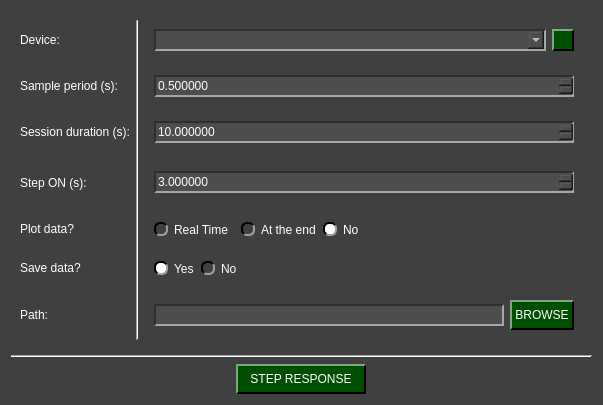
The window that pydaq/uis/PyDAQ_step_response_Arduino_widget.ui (samirmartins/pydaq) describes before a commit, drawn with Qt 5.
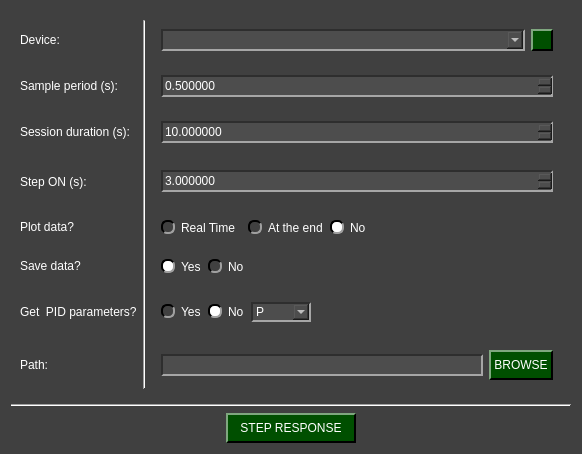
The same window after the commit. Icons and pictures are not drawn.

Patch:
```diff
--- a/pydaq/uis/PyDAQ_step_response_Arduino_widget.ui
+++ b/pydaq/uis/PyDAQ_step_response_Arduino_widget.ui
@@ -6,8 +6,8 @@
    <rect>
     <x>0</x>
     <y>0</y>
-    <width>603</width>
-    <height>405</height>
+    <width>582</width>
+    <height>454</height>
    </rect>
   </property>
   <property name="windowTitle">
@@ -189,16 +189,40 @@
 
 QPushButton#reload_devices:pressed{
 	border: 2px solid rgb(255, 255, 255);
+}
+
+QComboBox:disabled {
+    background-color: rgb(50, 50, 50);
+    
+    border-top: 1.5px solid rgb(30, 30, 30);
+    border-left: 1.5px solid rgb(30, 30, 30);
+    
+    border-bottom: 1.5px solid rgb(100, 100, 100);
+    border-right: 1.5px solid rgb(100, 100, 100);
+    
+    color: rgb(150, 150, 150);
 }</string>
   </property>
   <layout class="QGridLayout" name="gridLayout_3">
    <item row="0" column="0">
     <widget class="QWidget" name="widget" native="true">
      <layout class="QGridLayout" name="gridLayout_2">
-      <item row="3" column="0">
-       <widget class="QLabel" name="label_14">
+      <item row="0" column="0">
+       <widget class="QLabel" name="label_2">
+        <property name="minimumSize">
+         <size>
+          <width>0</width>
+          <height>30</height>
+         </size>
+        </property>
+        <property name="maximumSize">
+         <size>
+          <width>16777215</width>
+          <height>30</height>
+         </size>
+        </property>
         <property name="text">
-         <string>Step ON (s):</string>
+         <string>Device:</string>
         </property>
        </widget>
       </item>
@@ -221,7 +245,70 @@
         </property>
        </widget>
       </item>
-      <item row="2" column="3">
+      <item row="0" column="2">
+       <widget class="QWidget" name="widget_3" native="true">
+        <layout class="QHBoxLayout" name="horizontalLayout_8">
+         <item>
+          <widget class="QComboBox" name="device_combo">
+           <property name="minimumSize">
+            <size>
+             <width>0</width>
+             <height>22</height>
+            </size>
+           </property>
+           <property name="maximumSize">
+            <size>
+             <width>16777215</width>
+             <height>22</height>
+            </size>
+           </property>
+          </widget>
+         </item>
+         <item>
+          <widget class="QPushButton" name="reload_devices">
+           <property name="minimumSize">
+            <size>
+             <width>22</width>
+             <height>22</height>
+            </size>
+           </property>
+           <property name="maximumSize">
+            <size>
+             <width>22</width>
+             <height>22</height>
+            </size>
+           </property>
+           <property name="toolTip">
+            <string>&lt;html&gt;&lt;head/&gt;&lt;body&gt;&lt;p&gt;Update COM ports&lt;/p&gt;&lt;/body&gt;&lt;/html&gt;</string>
+           </property>
+           <property name="text">
+            <string/>
+           </property>
+          </widget>
+         </item>
+        </layout>
+       </widget>
+      </item>
+      <item row="5" column="0">
+       <widget class="QLabel" name="label_11">
+        <property name="minimumSize">
+         <size>
+          <width>0</width>
+          <height>30</height>
+         </size>
+        </property>
+        <property name="maximumSize">
+         <size>
+          <width>16777215</width>
+          <height>30</height>
+         </size>
+        </property>
+        <property name="text">
+         <string>Save data?</string>
+        </property>
+       </widget>
+      </item>
+      <item row="2" column="2">
        <widget class="QWidget" name="widget_10" native="true">
         <layout class="QGridLayout" name="gridLayout_8">
          <item row="0" column="0">
@@ -258,82 +345,8 @@
         </layout>
        </widget>
       </item>
-      <item row="1" column="3">
-       <widget class="QWidget" name="widget_11" native="true">
-        <layout class="QGridLayout" name="gridLayout_9">
-         <item row="0" column="0">
-          <widget class="QDoubleSpinBox" name="Ts_in">
-           <property name="minimumSize">
-            <size>
-             <width>0</width>
-             <height>22</height>
-            </size>
-           </property>
-           <property name="maximumSize">
-            <size>
-             <width>16777215</width>
-             <height>22</height>
-            </size>
-           </property>
-           <property name="decimals">
-            <number>6</number>
-           </property>
-           <property name="maximum">
-            <double>999999999999.000000000000000</double>
-           </property>
-           <property name="singleStep">
-            <double>0.010000000000000</double>
-           </property>
-           <property name="stepType">
-            <enum>QAbstractSpinBox::StepType::AdaptiveDecimalStepType</enum>
-           </property>
-           <property name="value">
-            <double>0.500000000000000</double>
-           </property>
-          </widget>
-         </item>
-        </layout>
-       </widget>
-      </item>
-      <item row="3" column="3">
-       <widget class="QWidget" name="widget_15" native="true">
-        <layout class="QGridLayout" name="gridLayout_12">
-         <item row="0" column="0">
-          <widget class="QDoubleSpinBox" name="step_on_s_in">
-           <property name="minimumSize">
-            <size>
-             <width>0</width>
-             <height>22</height>
-            </size>
-           </property>
-           <property name="maximumSize">
-            <size>
-             <width>16777215</width>
-             <height>22</height>
-            </size>
-           </property>
-           <property name="decimals">
-            <number>6</number>
-           </property>
-           <property name="maximum">
-            <double>999999999999.000000000000000</double>
-           </property>
-           <property name="singleStep">
-            <double>0.010000000000000</double>
-           </property>
-           <property name="stepType">
-            <enum>QAbstractSpinBox::StepType::AdaptiveDecimalStepType</enum>
-           </property>
-           <property name="value">
-            <double>3.000000000000000</double>
-           </property>
-          </widget>
-         </item>
-        </layout>
-       </widget>
-      </item>
-      <item row="2" column="0">
-       <widget class="QLabel" name="label_10">
+      <item row="1" column="0">
+       <widget class="QLabel" name="label_15">
         <property name="minimumSize">
          <size>
           <width>0</width>
@@ -347,78 +360,11 @@
          </size>
         </property>
         <property name="text">
-         <string>Session duration (s):</string>
+         <string>Sample period (s):</string>
         </property>
        </widget>
       </item>
-      <item row="5" column="3" alignment="Qt::AlignmentFlag::AlignLeft">
-       <widget class="QWidget" name="widget_12" native="true">
-        <layout class="QHBoxLayout" name="horizontalLayout_5">
-         <item>
-          <widget class="QRadioButton" name="yes_save_radio">
-           <property name="text">
-            <string>Yes</string>
-           </property>
-           <property name="checked">
-            <bool>true</bool>
-           </property>
-           <attribute name="buttonGroup">
-            <string notr="true">save_radio_group</string>
-           </attribute>
-          </widget>
-         </item>
-         <item>
-          <widget class="QRadioButton" name="no_save_radio">
-           <property name="text">
-            <string>No</string>
-           </property>
-           <attribute name="buttonGroup">
-            <string notr="true">save_radio_group</string>
-           </attribute>
-          </widget>
-         </item>
-        </layout>
-       </widget>
-      </item>
-      <item row="5" column="0">
-       <widget class="QLabel" name="label_11">
-        <property name="minimumSize">
-         <size>
-          <width>0</width>
-          <height>30</height>
-         </size>
-        </property>
-        <property name="maximumSize">
-         <size>
-          <width>16777215</width>
-          <height>30</height>
-         </size>
-        </property>
-        <property name="text">
-         <string>Save data?</string>
-        </property>
-       </widget>
-      </item>
-      <item row="6" column="0" alignment="Qt::AlignmentFlag::AlignVCenter">
-       <widget class="QLabel" name="label_12">
-        <property name="minimumSize">
-         <size>
-          <width>0</width>
-          <height>30</height>
-         </size>
-        </property>
-        <property name="maximumSize">
-         <size>
-          <width>16777215</width>
-          <height>30</height>
-         </size>
-        </property>
-        <property name="text">
-         <string>Path:</string>
-        </property>
-       </widget>
-      </item>
-      <item row="4" column="3" alignment="Qt::AlignmentFlag::AlignLeft">
+      <item row="4" column="2" alignment="Qt::AlignmentFlag::AlignLeft">
        <widget class="QWidget" name="widget_13" native="true">
         <layout class="QHBoxLayout" name="horizontalLayout_6">
          <item>
@@ -470,14 +416,7 @@
         </layout>
        </widget>
       </item>
-      <item row="0" column="2" rowspan="7">
-       <widget class="Line" name="line_2">
-        <property name="orientation">
-         <enum>Qt::Orientation::Vertical</enum>
-        </property>
-       </widget>
-      </item>
-      <item row="6" column="3">
+      <item row="7" column="2">
        <widget class="QWidget" name="widget_16" native="true">
         <layout class="QHBoxLayout" name="horizontalLayout_7">
          <item alignment="Qt::AlignmentFlag::AlignVCenter">
@@ -518,8 +457,81 @@
         </layout>
        </widget>
       </item>
-      <item row="0" column="0">
-       <widget class="QLabel" name="label_2">
+      <item row="5" column="2" alignment="Qt::AlignmentFlag::AlignLeft">
+       <widget class="QWidget" name="widget_12" native="true">
+        <layout class="QHBoxLayout" name="horizontalLayout_5">
+         <item>
+          <widget class="QRadioButton" name="yes_save_radio">
+           <property name="text">
+            <string>Yes</string>
+           </property>
+           <property name="checked">
+            <bool>true</bool>
+           </property>
+           <attribute name="buttonGroup">
+            <string notr="true">save_radio_group</string>
+           </attribute>
+          </widget>
+         </item>
+         <item>
+          <widget class="QRadioButton" name="no_save_radio">
+           <property name="text">
+            <string>No</string>
+           </property>
+           <attribute name="buttonGroup">
+            <string notr="true">save_radio_group</string>
+           </attribute>
+          </widget>
+         </item>
+        </layout>
+       </widget>
+      </item>
+      <item row="1" column="2">
+       <widget class="QWidget" name="widget_11" native="true">
+        <layout class="QGridLayout" name="gridLayout_9">
+         <item row="0" column="0">
+          <widget class="QDoubleSpinBox" name="Ts_in">
+           <property name="minimumSize">
+            <size>
+             <width>0</width>
+             <height>22</height>
+            </size>
+           </property>
+           <property name="maximumSize">
+            <size>
+             <width>16777215</width>
+             <height>22</height>
+            </size>
+           </property>
+           <property name="decimals">
+            <number>6</number>
+           </property>
+           <property name="maximum">
+            <double>999999999999.000000000000000</double>
+           </property>
+           <property name="singleStep">
+            <double>0.010000000000000</double>
+           </property>
+           <property name="stepType">
+            <enum>QAbstractSpinBox::StepType::AdaptiveDecimalStepType</enum>
+           </property>
+           <property name="value">
+            <double>0.500000000000000</double>
+           </property>
+          </widget>
+         </item>
+        </layout>
+       </widget>
+      </item>
+      <item row="0" column="1" rowspan="8">
+       <widget class="Line" name="line_2">
+        <property name="orientation">
+         <enum>Qt::Orientation::Vertical</enum>
+        </property>
+       </widget>
+      </item>
+      <item row="7" column="0" alignment="Qt::AlignmentFlag::AlignVCenter">
+       <widget class="QLabel" name="label_12">
         <property name="minimumSize">
          <size>
           <width>0</width>
@@ -533,70 +545,134 @@
          </size>
         </property>
         <property name="text">
-         <string>Device:</string>
+         <string>Path:</string>
         </property>
        </widget>
       </item>
-      <item row="0" column="3">
-       <widget class="QWidget" name="widget_3" native="true">
-        <layout class="QHBoxLayout" name="horizontalLayout_8">
+      <item row="3" column="0">
+       <widget class="QLabel" name="label_14">
+        <property name="text">
+         <string>Step ON (s):</string>
+        </property>
+       </widget>
+      </item>
+      <item row="2" column="0">
+       <widget class="QLabel" name="label_10">
+        <property name="minimumSize">
+         <size>
+          <width>0</width>
+          <height>30</height>
+         </size>
+        </property>
+        <property name="maximumSize">
+         <size>
+          <width>16777215</width>
+          <height>30</height>
+         </size>
+        </property>
+        <property name="text">
+         <string>Session duration (s):</string>
+        </property>
+       </widget>
+      </item>
+      <item row="6" column="2" alignment="Qt::AlignmentFlag::AlignLeft">
+       <widget class="QWidget" name="widget_2" native="true">
+        <layout class="QHBoxLayout" name="horizontalLayout">
          <item>
-          <widget class="QComboBox" name="device_combo">
+          <widget class="QRadioButton" name="yes_pid_radio">
+           <property name="text">
+            <string>Yes</string>
+           </property>
+           <attribute name="buttonGroup">
+            <string notr="true">pid_radio_group</string>
+           </attribute>
+          </widget>
+         </item>
+         <item>
+          <widget class="QRadioButton" name="no_pid_radio">
+           <property name="text">
+            <string>No</string>
+           </property>
+           <property name="checked">
+            <bool>true</bool>
+           </property>
+           <attribute name="buttonGroup">
+            <string notr="true">pid_radio_group</string>
+           </attribute>
+          </widget>
+         </item>
+         <item>
+          <widget class="QComboBox" name="PID_comboBox">
            <property name="minimumSize">
             <size>
-             <width>0</width>
-             <height>22</height>
+             <width>60</width>
+             <height>0</height>
             </size>
            </property>
-           <property name="maximumSize">
-            <size>
-             <width>16777215</width>
-             <height>22</height>
-            </size>
+           <property name="currentText">
+            <string>PID</string>
            </property>
+           <item>
+            <property name="text">
+             <string>P</string>
+            </property>
+           </item>
+           <item>
+            <property name="text">
+             <string>PI</string>
+            </property>
+           </item>
+           <item>
+            <property name="text">
+             <string>PID</string>
+            </property>
+           </item>
           </widget>
          </item>
-         <item>
-          <widget class="QPushButton" name="reload_devices">
+        </layout>
+       </widget>
+      </item>
+      <item row="3" column="2">
+       <widget class="QWidget" name="widget_15" native="true">
+        <layout class="QGridLayout" name="gridLayout_12">
+         <item row="0" column="0">
+          <widget class="QDoubleSpinBox" name="step_on_s_in">
            <property name="minimumSize">
             <size>
-             <width>22</width>
+             <width>0</width>
              <height>22</height>
             </size>
            </property>
            <property name="maximumSize">
             <size>
-             <width>22</width>
+             <width>16777215</width>
              <height>22</height>
             </size>
            </property>
-           <property name="toolTip">
-            <string>&lt;html&gt;&lt;head/&gt;&lt;body&gt;&lt;p&gt;Update COM ports&lt;/p&gt;&lt;/body&gt;&lt;/html&gt;</string>
+           <property name="decimals">
+            <number>6</number>
            </property>
-           <property name="text">
-            <string/>
+           <property name="maximum">
+            <double>999999999999.000000000000000</double>
            </property>
+           <property name="singleStep">
+            <double>0.010000000000000</double>
+           </property>
+           <property name="stepType">
+            <enum>QAbstractSpinBox::StepType::AdaptiveDecimalStepType</enum>
+           </property>
+           <property name="value">
+            <double>3.000000000000000</double>
+           </property>
           </widget>
          </item>
         </layout>
        </widget>
       </item>
-      <item row="1" column="0">
-       <widget class="QLabel" name="label_15">
-        <property name="minimumSize">
-         <size>
-          <width>0</width>
-          <height>30</height>
-         </size>
-        </property>
-        <property name="maximumSize">
-         <size>
-          <width>16777215</width>
-          <height>30</height>
-         </size>
-        </property>
+      <item row="6" column="0">
+       <widget class="QLabel" name="label">
         <property name="text">
-         <string>Sample period (s):</string>
+         <string>Get  PID parameters?</string>
         </property>
        </widget>
       </item>
```
Left out of the diff: 3 changed lines with no effect on the pictures.
